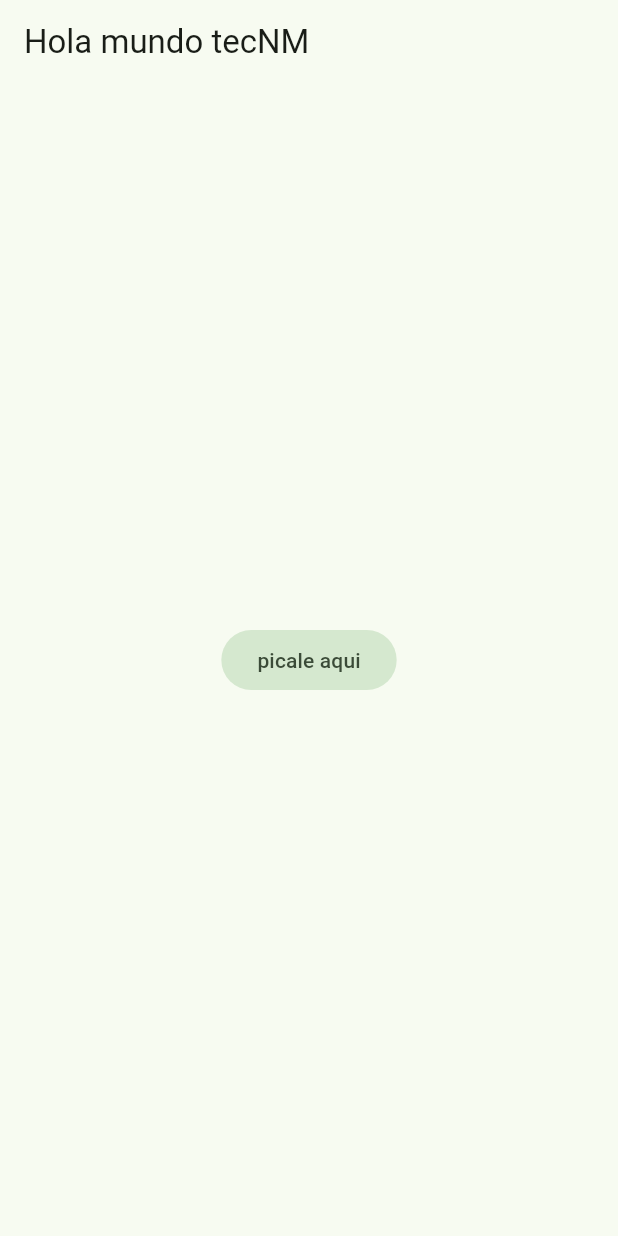
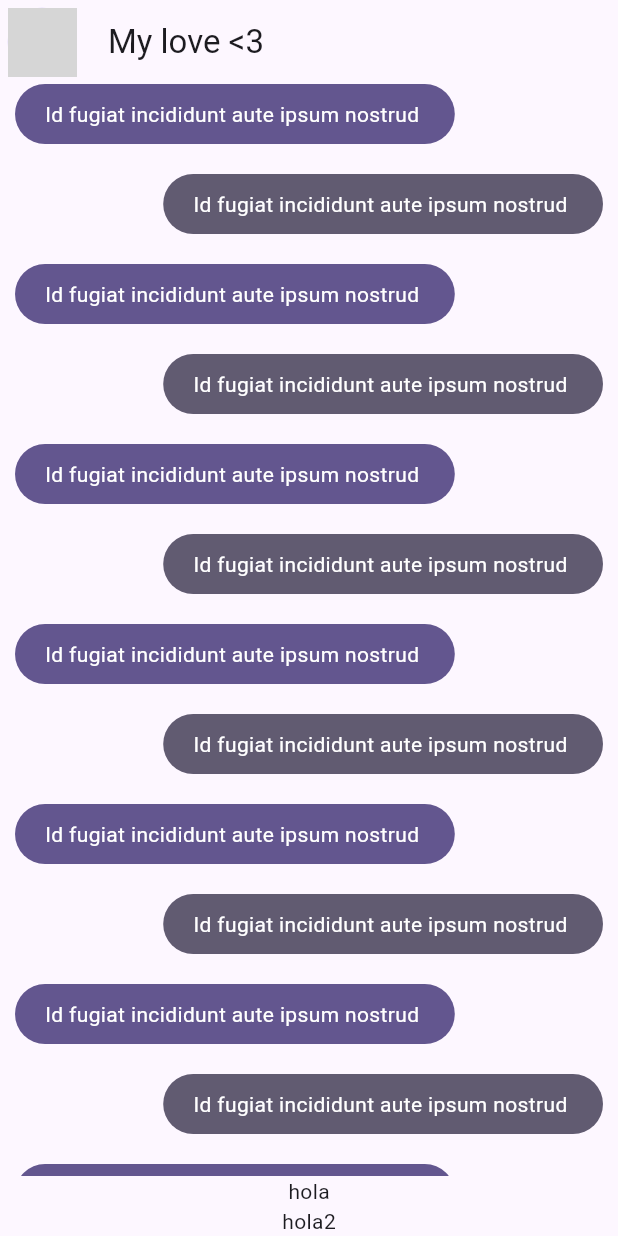
Before and after one commit to tecBogarin/2024-1-yes-no-chat, a Flutter app: the screen it shows after launch, on a phone screen of 412 x 824 dp. Run offline on Flutter 3.47's test engine with Material 3 defaults, Android fonts, the light colour scheme and no system bars; network calls fail; grey boxes are pictures that could not be loaded.

Commit message:
cambios nuevos

```diff
--- a/lib/main.dart
+++ b/lib/main.dart
@@ -1,5 +1,6 @@
 import 'package:flutter/material.dart';
 import 'package:yes_no_chat/config/theme/app_theme.dart';
+import 'package:yes_no_chat/presentation/screens/chat/chat_screen.dart';
 
 void main() {
   runApp(const MyApp());
@@ -11,17 +12,9 @@ class MyApp extends StatelessWidget {
   @override
   Widget build(BuildContext context) {
     return MaterialApp(
-      title: 'Yes  No App',
-      debugShowCheckedModeBanner: false,
-      theme: Apptheme(selectedColor: 4).theme(),
-      home: Scaffold(
-          appBar: AppBar(
-            title: const Text("Hola mundo tecNM"),
-          ),
-          body: Center(
-            child: FilledButton.tonal(
-                onPressed: () {}, child: const Text("picale aqui")),
-          )),
-    );
+        title: 'Yes No App',
+        debugShowCheckedModeBanner: false,
+        theme: Apptheme(selectedColor: 0).theme(),
+        home: const ChatScreen());
   }
 }
--- /dev/null
+++ b/lib/presentation/screens/chat/chat_screen.dart
@@ -0,0 +1,50 @@
+import 'package:flutter/material.dart';
+import 'package:yes_no_chat/presentation/widgets/her_message_bubble.dart';
+import 'package:yes_no_chat/presentation/widgets/my_message_bubble.dart';
+
+class ChatScreen extends StatelessWidget {
+  const ChatScreen({super.key});
+
+  @override
+  Widget build(BuildContext context) {
+    return Scaffold(
+        appBar: AppBar(
+          leading: const Padding(
+            padding: EdgeInsets.all(5),
+            child: CircleAvatar(
+              backgroundImage: NetworkImage(
+                  'https://assets.vogue.com/photos/58dedeaaa6df677eb9f7df72/master/w_2240,c_limit/00-holding-scarlett-johansson-5-things.jpg'),
+            ),
+          ),
+          title: const Text("My love <3"),
+          centerTitle: false,
+        ),
+        body: const _ChatView());
+  }
+}
+
+class _ChatView extends StatelessWidget {
+  const _ChatView({super.key});
+
+  @override
+  Widget build(BuildContext context) {
+    return SafeArea(
+        child: Padding(
+      padding: const EdgeInsets.symmetric(horizontal: 10),
+      child: Column(
+        children: [
+          Expanded(
+              child: ListView.builder(
+                  itemCount: 101,
+                  itemBuilder: ((context, index) {
+                    return (index % 2 == 0)
+                        ? const HerMessageBubble()
+                        : const MyMessageBubble();
+                  }))),
+          const Text("hola"),
+          const Text("hola2"),
+        ],
+      ),
+    ));
+  }
+}
--- /dev/null
+++ b/lib/presentation/widgets/her_message_bubble.dart
@@ -0,0 +1,29 @@
+import 'package:flutter/material.dart';
+
+class HerMessageBubble extends StatelessWidget {
+  const HerMessageBubble({super.key});
+
+  @override
+  Widget build(BuildContext context) {
+    final colors = Theme.of(context).colorScheme;
+    return Column(
+      crossAxisAlignment: CrossAxisAlignment.start,
+      children: [
+        Container(
+          decoration: BoxDecoration(
+              color: colors.primary, borderRadius: BorderRadius.circular(20)),
+          child: const Padding(
+            padding: EdgeInsets.symmetric(horizontal: 20, vertical: 10),
+            child: Text(
+              "Id fugiat incididunt aute ipsum nostrud ",
+              style: TextStyle(color: Colors.white),
+            ),
+          ),
+        ),
+        const SizedBox(
+          height: 20,
+        )
+      ],
+    );
+  }
+}
--- /dev/null
+++ b/lib/presentation/widgets/my_message_bubble.dart
@@ -0,0 +1,29 @@
+import 'package:flutter/material.dart';
+
+class MyMessageBubble extends StatelessWidget {
+  const MyMessageBubble({super.key});
+
+  @override
+  Widget build(BuildContext context) {
+    final colors = Theme.of(context).colorScheme;
+    return Column(
+      crossAxisAlignment: CrossAxisAlignment.end,
+      children: [
+        Container(
+          decoration: BoxDecoration(
+              color: colors.secondary, borderRadius: BorderRadius.circular(20)),
+          child: const Padding(
+            padding: EdgeInsets.symmetric(horizontal: 20, vertical: 10),
+            child: Text(
+              "Id fugiat incididunt aute ipsum nostrud ",
+              style: TextStyle(color: Colors.white),
+            ),
+          ),
+        ),
+        const SizedBox(
+          height: 20,
+        )
+      ],
+    );
+  }
+}
```
Also changed, not shown: lib/config/theme/app_theme.dart (line endings or trailing spaces).
